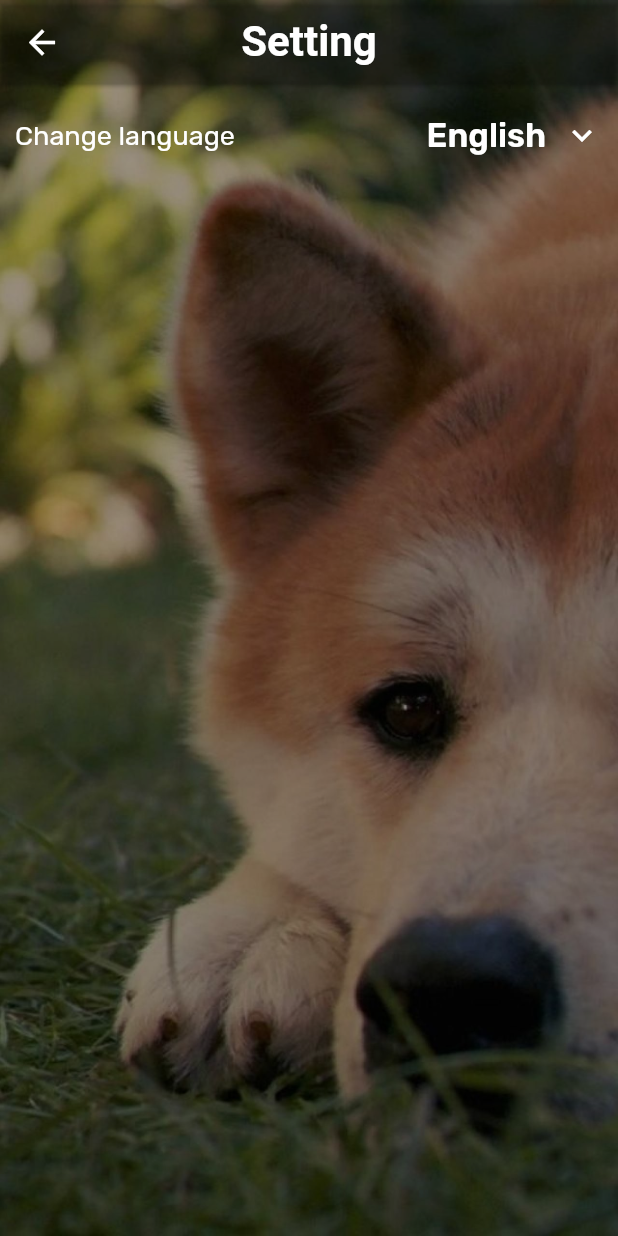
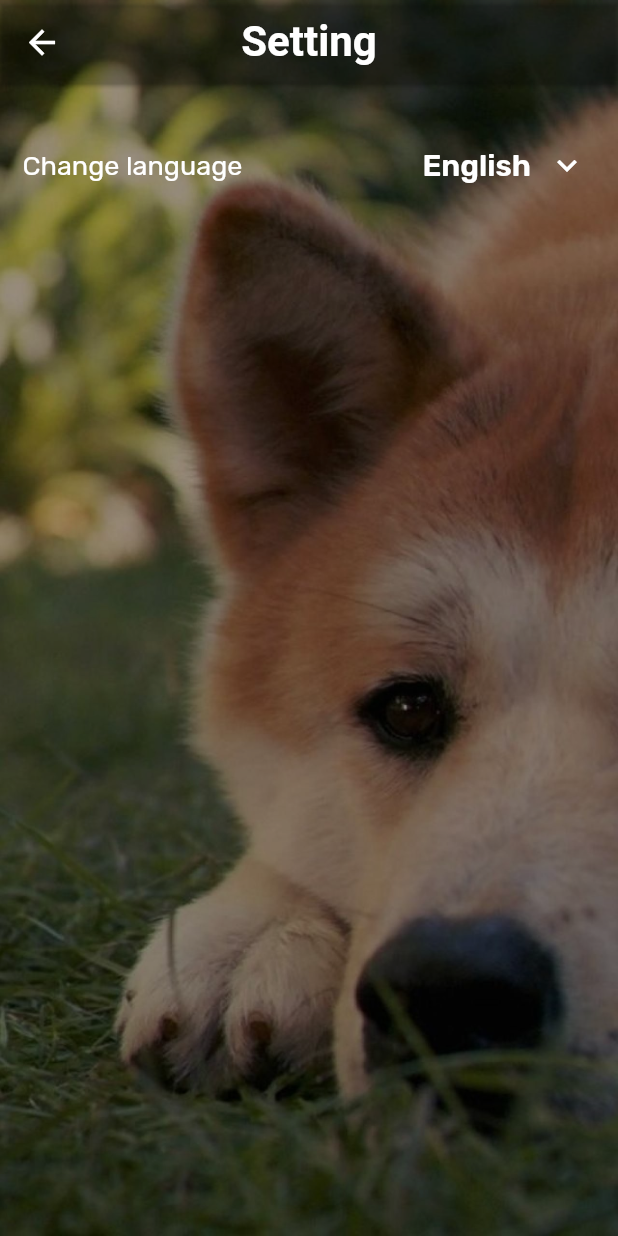
Before and after one commit to alreadybe/dog_assist, a Flutter app: the Settings screen opened by its route, on a phone screen of 412 x 824 dp. Run offline on Flutter 3.47's test engine with Material 2 defaults, Android fonts, the phone set to English and light mode, and no system bars; our stand-ins replace google_fonts, shared_preferences; accounts and stored records are empty.

Commit message:
fix change language main screen

```diff
--- a/lib/components/HeaderBar.dart
+++ b/lib/components/HeaderBar.dart
@@ -5,23 +5,15 @@ class HeaderBar extends StatelessWidget {
   final String routeTitle;
   final bool needBack;
   final bool settings;
+  final onPress;
 
-  HeaderBar(this.routeTitle, this.needBack, this.settings);
+  HeaderBar(this.routeTitle, this.needBack, this.settings, this.onPress);
 
   @override
   Widget build(BuildContext context) {
     return AppBar(
       leading: Leading(needBack),
-      actions: <Widget>[
-        if (settings)
-          Container(
-              child: IconButton(
-            icon: Icon(Icons.settings),
-            onPressed: () {
-              Navigator.pushNamed(context, '/settings');
-            },
-          )),
-      ],
+      actions: <Widget>[Actions(settings, onPress)],
       title: Text(routeTitle,
           style: GoogleFonts.poiretOne(
               textStyle: TextStyle(
@@ -47,8 +39,40 @@ class Leading extends StatelessWidget {
         color: Colors.white,
         onPressed: () {
           needBack
-              ? Navigator.pop(context)
+              ? Navigator.pop(context, 'refresh')
               : Navigator.pushNamed(context, '/profile');
         });
   }
 }
+
+class Actions extends StatefulWidget {
+  final settings;
+  final onPress;
+
+  Actions(this.settings, this.onPress);
+
+  @override
+  State<StatefulWidget> createState() {
+    return _ActionsState(settings, onPress);
+  }
+}
+
+class _ActionsState extends State<Actions> {
+  final settings;
+  final onPress;
+
+  _ActionsState(this.settings, this.onPress);
+
+  @override
+  Widget build(BuildContext context) {
+    return settings
+        ? Container(
+            child: IconButton(
+            icon: Icon(Icons.settings),
+            onPressed: () {
+              onPress();
+            },
+          ))
+        : SizedBox();
+  }
+}
--- a/lib/screens/buylist.dart
+++ b/lib/screens/buylist.dart
@@ -15,7 +15,7 @@ class BuyList extends StatefulWidget {
 
 class _BuyListState extends State<BuyList> {
   double currentMonthTotal = 0;
-  String category = 'Other';
+  String category = 'other';
 
   String inputField;
 
@@ -208,7 +208,7 @@ class _BuyListState extends State<BuyList> {
         child: Scaffold(
           backgroundColor: Colors.black38,
           appBar: PreferredSize(
-              child: HeaderBar(S.of(context).purchases, true, false),
+              child: HeaderBar(S.of(context).purchases, true, false, null),
               preferredSize: Size(double.infinity, kToolbarHeight)),
           body: Container(
               child: Column(
--- a/lib/screens/calendar.dart
+++ b/lib/screens/calendar.dart
@@ -21,7 +21,7 @@ class _CalendarState extends State<Calendar> {
         child: Scaffold(
             backgroundColor: Colors.black38,
             appBar: PreferredSize(
-                child: HeaderBar(S.of(context).calendar, true, false),
+                child: HeaderBar(S.of(context).calendar, true, false, null),
                 preferredSize: Size(double.infinity, kToolbarHeight)),
             body: Container(
               child: Text('Calendar'),
--- a/lib/screens/notes.dart
+++ b/lib/screens/notes.dart
@@ -21,7 +21,7 @@ class _NotesState extends State<Notes> {
         child: Scaffold(
             backgroundColor: Colors.black38,
             appBar: PreferredSize(
-                child: HeaderBar(S.of(context).notes, true, false),
+                child: HeaderBar(S.of(context).notes, true, false, null),
                 preferredSize: Size(double.infinity, kToolbarHeight)),
             body: Container(
               child: Text('Notes'),
--- a/lib/screens/profile.dart
+++ b/lib/screens/profile.dart
@@ -21,7 +21,7 @@ class _ProfileState extends State<Profile> {
         child: Scaffold(
             backgroundColor: Colors.black38,
             appBar: PreferredSize(
-                child: HeaderBar(S.of(context).profile, true, false),
+                child: HeaderBar(S.of(context).profile, true, false, null),
                 preferredSize: Size(double.infinity, kToolbarHeight)),
             body: Container(
               child: Text('Profile'),
--- a/lib/screens/settings.dart
+++ b/lib/screens/settings.dart
@@ -22,6 +22,18 @@ class _SettingsState extends State<Settings> {
     prefs.setString('local', value);
   }
 
+  getInitialLocal(context) async {
+    SharedPreferences prefs = await SharedPreferences.getInstance();
+    String defaulLocal = Localizations.localeOf(context).toString();
+
+    String savedLocal = prefs.getString('local') ?? defaulLocal;
+
+    setState(() {
+      if (savedLocal == 'ru') currentLocale = "Русский";
+      if (savedLocal == 'en') currentLocale = "English";
+    });
+  }
+
   getValueLocal(value) {
     if (value == 'ru') return "Русский";
     if (value == 'en') return "English";
@@ -35,11 +47,9 @@ class _SettingsState extends State<Settings> {
 
   @override
   Widget build(BuildContext context) {
-    String defaulLocal = Localizations.localeOf(context).toString();
-
     if (initLocal) {
       setState(() {
-        currentLocale = getValueLocal(defaulLocal);
+        getInitialLocal(context);
         initLocal = false;
       });
     }
@@ -51,13 +61,13 @@ class _SettingsState extends State<Settings> {
         child: Scaffold(
             backgroundColor: Colors.black38,
             appBar: PreferredSize(
-                child: HeaderBar(S.of(context).settings, true, false),
+                child: HeaderBar(S.of(context).settings, true, false, null),
                 preferredSize: Size(double.infinity, kToolbarHeight)),
             body: Container(
               child: Column(
                 children: <Widget>[
                   Container(
-                    margin: EdgeInsets.only(top: 10, left: 10),
+                    margin: EdgeInsets.only(top: 30, left: 15, right: 10),
                     child: Row(
                       crossAxisAlignment: CrossAxisAlignment.center,
                       mainAxisAlignment: MainAxisAlignment.spaceBetween,
@@ -78,7 +88,7 @@ class _SettingsState extends State<Settings> {
                                   style: GoogleFonts.rubik(
                                       textStyle: TextStyle(
                                           color: Colors.white,
-                                          fontSize: 22,
+                                          fontSize: 20,
                                           fontWeight: FontWeight.w600))),
                               PopupMenuButton(
                                 onSelected: (value) async {
--- a/lib/screens/statistics.dart
+++ b/lib/screens/statistics.dart
@@ -107,7 +107,7 @@ class _StatisticsState extends State<Statistics> {
         child: Scaffold(
             backgroundColor: Colors.black38,
             appBar: PreferredSize(
-                child: HeaderBar(S.of(context).statistics, true, false),
+                child: HeaderBar(S.of(context).statistics, true, false, null),
                 preferredSize: Size(double.infinity, kToolbarHeight)),
             body: Container(
               child: ListView.builder(
--- a/lib/screens/training.dart
+++ b/lib/screens/training.dart
@@ -21,7 +21,7 @@ class _TrainingState extends State<Training> {
         child: Scaffold(
             backgroundColor: Colors.black38,
             appBar: PreferredSize(
-                child: HeaderBar(S.of(context).training, true, false),
+                child: HeaderBar(S.of(context).training, true, false, null),
                 preferredSize: Size(double.infinity, kToolbarHeight)),
             body: Container(
               child: Text('Training'),
```
Also changed, not shown: lib/main.dart (+43 -15 lines), lib/generated/l10n.dart.
